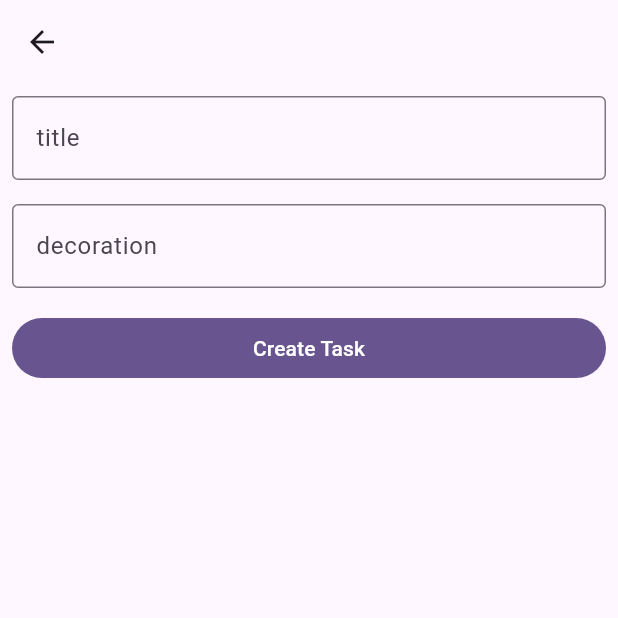
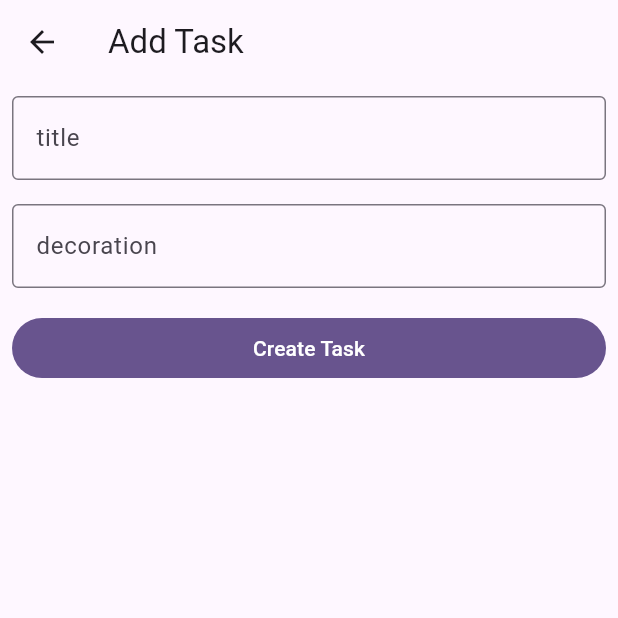
Before and after one commit to teddy-otieno/todo-php-interview, a Flutter app: the screen it shows after launch, after a tap on "Add Task", on a phone screen of 412 x 824 dp, the top half of it. Run offline on Flutter 3.47's test engine with Material 3 defaults, Android fonts, the phone set to English and light mode, and no system bars; our stand-ins replace fpdart; missing offline and left inert: relative_time; network calls fail.

Commit message:
Refactor TodoService and AddTodo screen, implement ListTodos screen
This commit introduces significant changes:

- **TodoService Refactor:**
    - `addTodo` method now returns `TaskEither<Error, Todo>`.
    - Improved error handling in HTTP methods by throwing `APIError` with status codes.
- **AddTodo Screen (lib/screens/add_todo.dart):**
    - Moved `AddTodo` widget from `lib/add_todo.dart` to `lib/screens/add_todo.dart`.
    - Implemented `submitNewTask` to handle task creation with validation and feedback.
- **ListTodos Screen (lib/screens/list_todos.dart):**
    - New screen to display a list of todos.
    - Implemented filtering (All, Pending, Done).
    - Added pull-to-refresh functionality.
    - Displays relative time for todo creation.
- **Todo Model:**
    - Added `isComplete` field to the `Todo` model.
    - Removed `json_serializable` direct dependency, now a dev dependency.
- **Android Gradle Configuration:**
    - Migrated Gradle files from Groovy (`.gradle`) to Kotlin DSL (`.gradle.kts`).
    - Updated Java compatibility to version 11.
    - Updated Android Gradle Plugin and Kotlin versions.
    - Increased `MaxMetaspaceSize` in `gradle.properties`.
    - Updated `gradle-wrapper.properties` to use Gradle 8.12.
- **iOS Configuration:**
    - Updated `Runner.xcscheme` with `customLLDBInitFile` and `enableGPUValidationMode`.
- **Pubspec:**
    - Updated SDK constraint to `^3.8.1`.
    - Added `relative_time` dependency.
- **Other:**
    - Added `README.md` with a note about a Flutter installation bug.
    - Added `todo_mobile_old/` to `.gitignore`.
    - Commented out widget tests in `widget_test.dart`.
    - Updated `.metadata` file with new revision.
    - Minor update to `MainActivity.kt`.

```diff
--- a/todo_mobile/lib/add_todo.dart
+++ /dev/null
@@ -1,52 +0,0 @@
-import 'package:flutter/material.dart';
-
-class AddTodo extends StatefulWidget {
-  const AddTodo({super.key});
-
-  @override
-  State<AddTodo> createState() => _AddTodoState();
-}
-
-class _AddTodoState extends State<AddTodo> {
-  final _titleController = TextEditingController();
-  final _descriptionController = TextEditingController();
-
-  @override
-  Widget build(BuildContext context) {
-    return Scaffold(
-      appBar: AppBar(
-        leading: IconButton(
-          icon: Icon(Icons.arrow_back),
-          onPressed: () {
-            Navigator.of(context).pop();
-          },
-        ),
-      ),
-      body: Column(
-        children: [
-          Padding(
-            padding: const EdgeInsets.all(8.0),
-            child: TextField(
-                controller: _titleController,
-                decoration: const InputDecoration(
-                    border: OutlineInputBorder(), label: Text('title'))),
-          ),
-          Padding(
-            padding: const EdgeInsets.all(8.0),
-            child: TextField(
-                controller: _descriptionController,
-                decoration: const InputDecoration(
-                    border: OutlineInputBorder(), label: Text('decoration'))),
-          ),
-          Padding(
-            padding: const EdgeInsets.all(8.0),
-            child: SizedBox(
-              width: double.infinity,
-              child: FilledButton(onPressed: () {}, child: Text('Create Task')),
-            ),
-          )
-        ],
-      ),
-    );
-  }
-}
--- a/todo_mobile/lib/main.dart
+++ b/todo_mobile/lib/main.dart
@@ -1,12 +1,8 @@
-import 'dart:developer';
-
 import 'package:flutter/material.dart';
-import 'package:todo_mobile/add_todo.dart';
-import 'package:todo_mobile/models/Todo.dart';
-import 'package:todo_mobile/services/todoService.dart';
+import 'package:todo_mobile/screens/list_todos.dart';
 
 void main() {
-  runApp(const MyApp());
+  runApp(MyApp());
 }
 
 class MyApp extends StatelessWidget {
@@ -21,81 +17,7 @@ class MyApp extends StatelessWidget {
         colorScheme: ColorScheme.fromSeed(seedColor: Colors.deepPurple),
         useMaterial3: true,
       ),
-      home: const MyHomePage(title: 'Flutter Demo Home Page'),
+      home: const ListTodos(),
     );
   }
 }
-
-class MyHomePage extends StatefulWidget {
-  const MyHomePage({super.key, required this.title});
-
-  final String title;
-
-  @override
-  State<MyHomePage> createState() => _MyHomePageState();
-}
-
-class _MyHomePageState extends State<MyHomePage> {
-  var todoService = TodoService();
-
-  List<Todo> todos = [];
-
-  @override
-  void initState() {
-    // TODO: implement initState
-    super.initState();
-
-    loadTodos();
-  }
-
-  void loadTodos() async {
-    await todoService.listTodos().match((e) {
-      ScaffoldMessenger.of(context)
-          .showSnackBar(SnackBar(content: Text(e.message)));
-      return e;
-    }, (d) {
-      todos = d;
-    }).run();
-  }
-
-  void deleteTodo(int id) async {}
-
-  @override
-  Widget build(BuildContext context) {
-    return Scaffold(
-      appBar: AppBar(
-        backgroundColor: Theme.of(context).colorScheme.inversePrimary,
-        title: Text('Tasks'),
-      ),
-      body: CustomScrollView(
-        slivers: [
-          SliverList.list(children: []),
-          SliverList.builder(
-            itemBuilder: (context, index) {
-              return ListTile(
-                title: Text(todos[index].title),
-                subtitle: Text(todos[index].description),
-                trailing: IconButton(
-                  icon: const Icon(Icons.import_contacts_outlined),
-                  onPressed: () {
-                    deleteTodo(todos[index].id);
-                  },
-                ),
-              );
-            },
-            itemCount: todos.length,
-          )
-        ],
-      ),
-      floatingActionButton: FloatingActionButton.extended(
-        onPressed: () {
-          Navigator.push(
-              context,
-              MaterialPageRoute(
-                  builder: (BuildContext context) => const AddTodo()));
-        },
-        label: Text('Add Task'),
-      ),
-    );
-  }
-}
--- a/todo_mobile/lib/models/Todo.dart
+++ b/todo_mobile/lib/models/Todo.dart
@@ -1,5 +1,4 @@
 import 'package:json_annotation/json_annotation.dart';
-import 'package:json_serializable/json_serializable.dart';
 
 part 'Todo.g.dart';
 
@@ -7,16 +6,19 @@ part 'Todo.g.dart';
 class Todo {
   int id;
   String title;
+  int isComplete;
   String description;
   DateTime created_at;
   DateTime updated_at;
 
-  Todo(
-      {required this.id,
-      required this.title,
-      required this.description,
-      required this.created_at,
-      required this.updated_at});
+  Todo({
+    required this.id,
+    required this.title,
+    required this.isComplete,
+    required this.description,
+    required this.created_at,
+    required this.updated_at,
+  });
 
   factory Todo.fromJson(dynamic json) {
     return _$TodoFromJson(json);
--- /dev/null
+++ b/todo_mobile/lib/screens/add_todo.dart
@@ -0,0 +1,105 @@
+import 'package:flutter/material.dart';
+import 'package:todo_mobile/services/todoService.dart';
+
+import '../models/Todo.dart';
+
+class AddTodo extends StatefulWidget {
+  const AddTodo({super.key});
+
+  @override
+  State<AddTodo> createState() => _AddTodoState();
+}
+
+class _AddTodoState extends State<AddTodo> {
+  final _titleController = TextEditingController();
+  final _descriptionController = TextEditingController();
+
+  void submitNewTask() {
+    if (_titleController.text.isEmpty) {
+      ScaffoldMessenger.of(
+        context,
+      ).showSnackBar(const SnackBar(content: Text('Title cannot be empty')));
+      return;
+    }
+
+    if (_descriptionController.text.isEmpty) {
+      ScaffoldMessenger.of(context).showSnackBar(
+        const SnackBar(content: Text('Description cannot be empty')),
+      );
+      return;
+    }
+
+    var todoService = TodoService();
+
+    todoService
+        .addTodo(
+          NewTodo(
+            title: _titleController.text,
+            description: _descriptionController.text,
+          ),
+        )
+        .match(
+          (onLeft) => ScaffoldMessenger.of(
+            context,
+          ).showSnackBar(SnackBar(content: Text(onLeft.message))),
+          (onRight) async {
+            var controller = ScaffoldMessenger.of(
+              context,
+            ).showSnackBar(const SnackBar(content: Text('Task created')));
+
+            await controller.closed;
+
+            if (mounted) Navigator.of(context).pop();
+          },
+        );
+  }
+
+  @override
+  Widget build(BuildContext context) {
+    return Scaffold(
+      appBar: AppBar(
+        title: Text('Add Task'),
+        leading: IconButton(
+          icon: Icon(Icons.arrow_back),
+          onPressed: () {
+            Navigator.of(context).pop();
+          },
+        ),
+      ),
+      body: Column(
+        children: [
+          Padding(
+            padding: const EdgeInsets.all(8.0),
+            child: TextField(
+              controller: _titleController,
+              decoration: const InputDecoration(
+                border: OutlineInputBorder(),
+                label: Text('title'),
+              ),
+            ),
+          ),
+          Padding(
+            padding: const EdgeInsets.all(8.0),
+            child: TextField(
+              controller: _descriptionController,
+              decoration: const InputDecoration(
+                border: OutlineInputBorder(),
+                label: Text('decoration'),
+              ),
+            ),
+          ),
+          Padding(
+            padding: const EdgeInsets.all(8.0),
+            child: SizedBox(
+              width: double.infinity,
+              child: FilledButton(
+                onPressed: submitNewTask,
+                child: Text('Create Task'),
+              ),
+            ),
+          ),
+        ],
+      ),
+    );
+  }
+}
--- /dev/null
+++ b/todo_mobile/lib/screens/list_todos.dart
@@ -0,0 +1,153 @@
+import 'package:flutter/material.dart';
+import 'package:relative_time/relative_time.dart';
+import 'package:todo_mobile/models/Todo.dart';
+import 'package:todo_mobile/screens/add_todo.dart';
+import 'package:todo_mobile/services/todoService.dart';
+
+enum TodoFilter { All, Pending, Done }
+
+class ListTodos extends StatefulWidget {
+  const ListTodos({super.key});
+
+  @override
+  State<ListTodos> createState() => _ListTodosState();
+}
+
+class _ListTodosState extends State<ListTodos> {
+  var todoService = TodoService();
+
+  List<Todo> todos = [];
+  List<Todo> filteredTodos = [];
+  TodoFilter filter = TodoFilter.All;
+
+  @override
+  void initState() {
+    // TODO: implement initState
+    super.initState();
+
+    loadTodos();
+  }
+
+  List<Todo> filterTodos(List<Todo> todos) {
+    return todos.where((todo) {
+      switch (filter) {
+        case TodoFilter.All:
+          return true;
+        case TodoFilter.Pending:
+          return todo.isComplete == 0;
+        case TodoFilter.Done:
+          return todo.isComplete == 1;
+      }
+    }).toList();
+  }
+
+  Future<void> loadTodos() async {
+    await todoService
+        .listTodos()
+        .match(
+          (e) {
+            ScaffoldMessenger.of(
+              context,
+            ).showSnackBar(SnackBar(content: Text(e.message)));
+            return e;
+          },
+          (data) {
+            setState(() {
+              todos = data;
+              filteredTodos = filterTodos(data);
+            });
+          },
+        )
+        .run();
+  }
+
+  //NOTE: (teddy) Since tasks are only marked as completed, we'll just update the isComplete column in the db;
+  void deleteTodo(int id) async {}
+
+  @override
+  Widget build(BuildContext context) {
+    return Scaffold(
+      appBar: AppBar(
+        backgroundColor: Theme.of(context).colorScheme.inversePrimary,
+        title: Text('Tasks'),
+      ),
+      body: RefreshIndicator(
+        onRefresh: loadTodos,
+        child: CustomScrollView(
+          slivers: [
+            SliverList.list(
+              children: [
+                Padding(
+                  padding: const EdgeInsets.all(8.0),
+                  child: Row(
+                    children: TodoFilter.values.map((e) {
+                      return Padding(
+                        padding: const EdgeInsets.symmetric(horizontal: 4.0),
+                        child: FilterChip(
+                          label: Text(e.name),
+                          selected: e == filter,
+                          onSelected: (selected) {
+                            if (selected) {
+                              setState(() {
+                                filter = e;
+                                filteredTodos = filterTodos(todos);
+                              });
+                            }
+                          },
+                        ),
+                      );
+                    }).toList(),
+                  ),
+                ),
+              ],
+            ),
+            SliverList.builder(
+              itemBuilder: (context, index) {
+                var todo = filteredTodos[index];
+
+                return ListTile(
+                  isThreeLine: true,
+                  title: Text(
+                    todo.title,
+                    style: todo.isComplete == 1
+                        ? TextStyle(decoration: TextDecoration.lineThrough)
+                        : null,
+                  ),
+                  subtitle: Text(
+                    '${todo.description}\n${RelativeTime.locale(const Locale("en")).format(todo.created_at)}',
+                    style: todo.isComplete == 1
+                        ? TextStyle(decoration: TextDecoration.lineThrough)
+                        : null,
+                  ),
+                  trailing: todo.isComplete == 1
+                      ? IconButton(
+                          icon: Icon(
+                            Icons.remove,
+                            color: Theme.of(context).colorScheme.error,
+                          ),
+                          onPressed: () {
+                            deleteTodo(todo.id);
+                          },
+                        )
+                      : null,
+                );
+              },
+              itemCount: filteredTodos.length,
+            ),
+          ],
+        ),
+      ),
+      floatingActionButton: FloatingActionButton.extended(
+        onPressed: () {
+          Navigator.push(
+            context,
+            MaterialPageRoute(
+              builder: (BuildContext context) => const AddTodo(),
+            ),
+          );
+        },
+        label: Text('Add Task'),
+      ),
+    );
+  }
+}
--- a/todo_mobile/lib/utils.dart
+++ b/todo_mobile/lib/utils.dart
@@ -6,9 +6,8 @@ import 'package:http/http.dart' as http;
 import 'package:http/retry.dart';
 
 Uri makeUri(String path) {
-  var HOST = Uri.http('10.0.2.2:8000', path);
-
-  return HOST;
+  var host = Uri.http('10.0.2.2:8000', path);
+  return host;
 }
 
 var client = RetryClient(http.Client());
@@ -20,19 +19,56 @@ sealed class Error {
 class APIError extends Error {
   @override
   String message;
+  int statusCode;
 
-  APIError({required this.message});
+  APIError({required this.message, required this.statusCode});
 }
 
 TaskEither<Error, A> httpGet<A>(
-    String path, A Function(dynamic c) transformer) {
-  return TaskEither.tryCatch(() async {
-    var response = await client.get(makeUri(path));
+  String path,
+  A Function(dynamic c) transformer,
+) {
+  return TaskEither.tryCatch(
+    () async {
+      var response = await client.get(makeUri(path));
+      if (response.statusCode < 200 && response.statusCode >= 300) {
+        throw APIError(message: response.body, statusCode: response.statusCode);
+      }
+      log(response.body);
+      var body = jsonDecode(response.body);
+      return transformer(body);
+    },
+    (o, c) {
+      if (o is APIError) return o;
+      return APIError(message: o.toString(), statusCode: 1);
+    },
+  );
+}
 
-    log(response.body);
-    var body = jsonDecode(response.body);
-    return transformer(body);
-  }, (o, c) {
-    return APIError(message: o.toString());
-  });
+TaskEither<Error, A> httpPost<A>(
+  String path,
+  A Function(dynamic c) transformer,
+  Map<String, dynamic> body,
+) {
+  return TaskEither.tryCatch(
+    () async {
+      var response = await client.post(
+        makeUri(path),
+        headers: {'Content-type': 'application/json'},
+        body: jsonEncode(body),
+      );
+
+      if (response.statusCode < 200 && response.statusCode >= 300) {
+        throw APIError(message: response.body, statusCode: response.statusCode);
+      }
+
+      var responseBody = jsonDecode(response.body);
+      return transformer(responseBody);
+    },
+    (o, c) {
+      if (o is APIError) return o;
+
+      return APIError(message: o.toString(), statusCode: 1);
+    },
+  );
 }
```
Also changed, not shown: todo_mobile/lib/services/todoService.dart (+7 -13 lines), todo_mobile/pubspec.yaml (+4 -4 lines), todo_mobile/lib/models/Todo.g.dart, todo_mobile/pubspec.lock, 16 other files.
